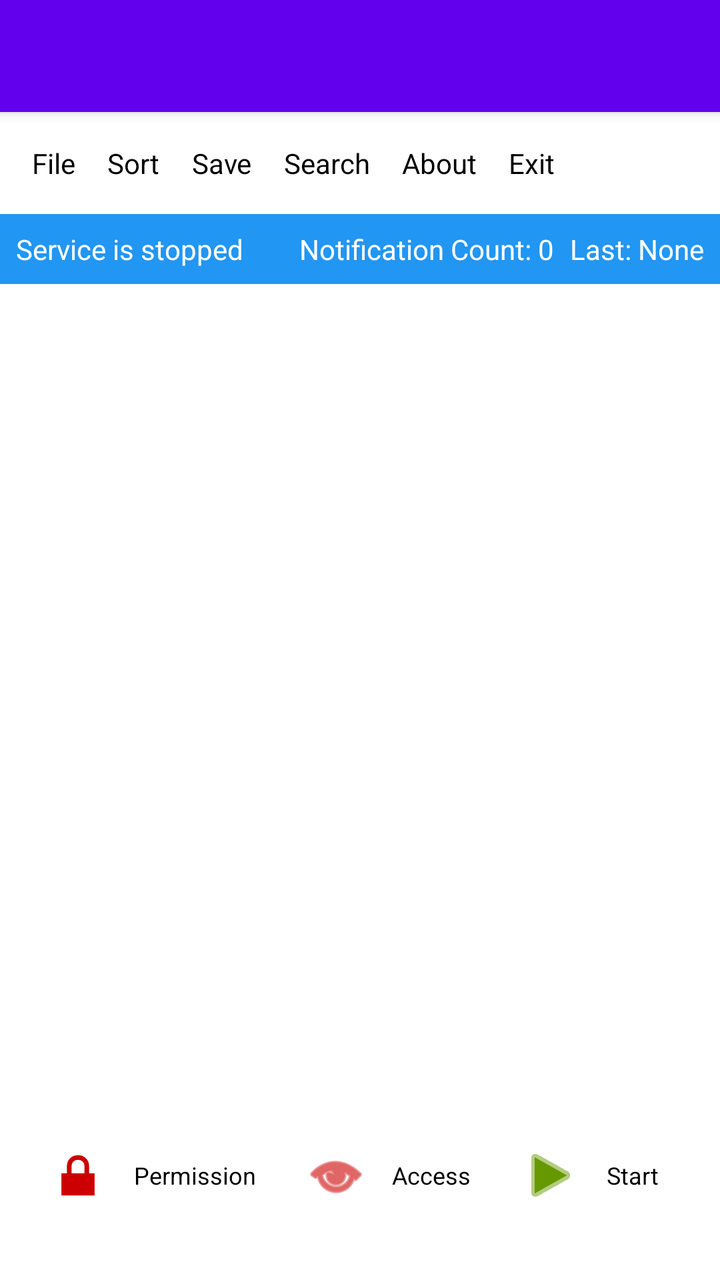
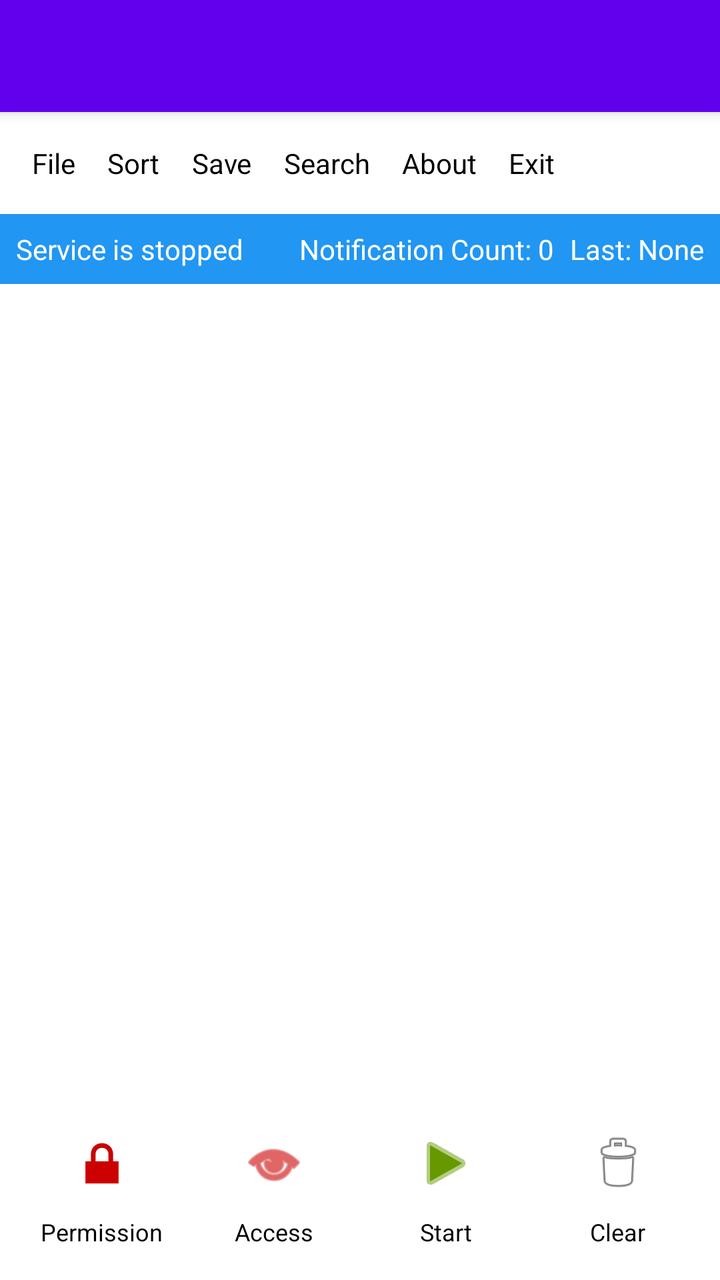

Before-and-after screenshots of an Android layout around one commit, followed by the original layout XML and the change that was made.
<!-- AndroidManifest.xml: activity theme Theme.NotificationLog -->
<!-- res/layout/activity_main.xml -->
<?xml version="1.0" encoding="utf-8"?>
<layout xmlns:android="http://schemas.android.com/apk/res/android"
    xmlns:app="http://schemas.android.com/apk/res-auto"
    xmlns:tools="http://schemas.android.com/tools">

    <androidx.constraintlayout.widget.ConstraintLayout
        android:layout_width="match_parent"
        android:layout_height="match_parent"
        android:background="?android:attr/colorBackground">

        <androidx.appcompat.widget.Toolbar
            android:id="@+id/toolbar"
            android:layout_width="match_parent"
            android:layout_height="wrap_content"
            android:minHeight="?attr/actionBarSize"
            android:background="?attr/colorPrimary"
            android:elevation="4dp"
            android:theme="@style/Theme.NotificationLog.AppBarOverlay"
            app:popupTheme="@style/Theme.NotificationLog.PopupOverlay"
            app:layout_constraintTop_toTopOf="parent" />

        
        <LinearLayout
            android:id="@+id/menu_bar"
            android:layout_width="match_parent"
            android:layout_height="wrap_content"
            android:orientation="horizontal"
            android:background="?attr/colorSurface"
            android:padding="8dp"
            app:layout_constraintTop_toBottomOf="@id/toolbar">

            <TextView
                android:id="@+id/menu_file"
                android:layout_width="wrap_content"
                android:layout_height="wrap_content"
                android:text="@string/menu_file"
                android:padding="8dp"
                android:textColor="?attr/colorOnSurface"
                android:background="?attr/selectableItemBackground" />

            <TextView
                android:id="@+id/menu_sort"
                android:layout_width="wrap_content"
                android:layout_height="wrap_content"
                android:text="@string/menu_sort"
                android:padding="8dp"
                android:textColor="?attr/colorOnSurface"
                android:background="?attr/selectableItemBackground" />

            <TextView
                android:id="@+id/menu_save"
                android:layout_width="wrap_content"
                android:layout_height="wrap_content"
                android:text="@string/menu_save"
                android:padding="8dp"
                android:textColor="?attr/colorOnSurface"
                android:background="?attr/selectableItemBackground" />

            <TextView
                android:id="@+id/menu_search"
                android:layout_width="wrap_content"
                android:layout_height="wrap_content"
                android:text="@string/search"
                android:padding="8dp"
                android:textColor="?attr/colorOnSurface"
                android:background="?attr/selectableItemBackground" />

            <TextView
                android:id="@+id/menu_about"
                android:layout_width="wrap_content"
                android:layout_height="wrap_content"
                android:text="@string/menu_about"
                android:padding="8dp"
                android:textColor="?attr/colorOnSurface"
                android:background="?attr/selectableItemBackground" />

            <TextView
                android:id="@+id/menu_exit"
                android:layout_width="wrap_content"
                android:layout_height="wrap_content"
                android:text="@string/menu_exit"
                android:padding="8dp"
                android:textColor="?attr/colorOnSurface"
                android:background="?attr/selectableItemBackground" />
        </LinearLayout>

        
        <LinearLayout
            android:id="@+id/search_container"
            android:layout_width="match_parent"
            android:layout_height="wrap_content"
            android:orientation="horizontal"
            android:gravity="center_vertical"
            android:background="?attr/colorSurface"
            android:paddingStart="8dp"
            android:paddingEnd="4dp"
            android:visibility="gone"
            app:layout_constraintTop_toBottomOf="@id/menu_bar">

            <EditText
                android:id="@+id/search_input"
                android:layout_width="0dp"
                android:layout_height="wrap_content"
                android:layout_weight="1"
                android:hint="@string/search_hint"
                android:inputType="text"
                android:imeOptions="actionSearch"
                android:importantForAutofill="no"
                android:maxLines="1"
                android:textSize="14sp"
                android:textColor="?attr/colorOnSurface"
                android:textColorHint="?android:attr/textColorHint" />

            <ImageButton
                android:id="@+id/search_clear"
                android:layout_width="40dp"
                android:layout_height="40dp"
                android:src="@android:drawable/ic_menu_close_clear_cancel"
                android:background="?attr/selectableItemBackgroundBorderless"
                android:contentDescription="@string/search_clear"
                android:scaleType="centerInside"
                app:tint="?attr/colorOnSurface" />
        </LinearLayout>

        
        <LinearLayout
            android:id="@+id/status_container"
            android:layout_width="match_parent"
            android:layout_height="wrap_content"
            android:background="@color/blue_500"
            android:orientation="horizontal"
            android:padding="8dp"
            app:layout_constraintTop_toBottomOf="@id/search_container">

            <TextView
                android:id="@+id/tvServiceStatus"
                android:layout_width="0dp"
                android:layout_height="wrap_content"
                android:layout_weight="1"
                android:text="@string/service_stopped"
                android:textColor="@color/white"
                android:textSize="14sp" />

            <TextView
                android:id="@+id/tvNotificationCount"
                android:layout_width="wrap_content"
                android:layout_height="wrap_content"
                android:text="@string/notification_count_default"
                android:textColor="@color/white"
                android:textSize="14sp" />

            <TextView
                android:id="@+id/tvLastCaptured"
                android:layout_width="wrap_content"
                android:layout_height="wrap_content"
                android:layout_marginStart="8dp"
                android:text="@string/last_captured_none"
                android:textColor="@color/white"
                android:textSize="14sp" />
        </LinearLayout>

        <androidx.recyclerview.widget.RecyclerView
            android:id="@+id/notification_list"
            android:layout_width="match_parent"
            android:layout_height="0dp"
            app:layout_constraintTop_toBottomOf="@id/status_container"
            app:layout_constraintBottom_toTopOf="@id/button_container"
            tools:listitem="@layout/item_notification" />

        
        <LinearLayout
            android:id="@+id/button_container"
            android:layout_width="match_parent"
            android:layout_height="wrap_content"
            android:orientation="horizontal"
            android:gravity="center"
            android:padding="8dp"
            android:background="?attr/colorSurface"
            app:layout_constraintBottom_toBottomOf="parent">

            <LinearLayout
                android:layout_width="wrap_content"
                android:layout_height="wrap_content"
                android:orientation="horizontal"
                android:gravity="center_vertical"
                android:layout_margin="8dp">

                <ImageButton
                    android:id="@+id/btnRequestPermission"
                    android:layout_width="48dp"
                    android:layout_height="48dp"
                    android:src="@android:drawable/ic_lock_lock"
                    android:background="?attr/selectableItemBackgroundBorderless"
                    android:contentDescription="@string/cd_permission"
                    android:scaleType="centerInside"
                    app:tint="@android:color/holo_red_dark" />

                <TextView
                    android:layout_width="wrap_content"
                    android:layout_height="wrap_content"
                    android:layout_marginStart="4dp"
                    android:text="@string/label_permission"
                    android:textColor="?attr/colorOnSurface"
                    android:textSize="12sp" />
            </LinearLayout>

            <LinearLayout
                android:layout_width="wrap_content"
                android:layout_height="wrap_content"
                android:orientation="horizontal"
                android:gravity="center_vertical"
                android:layout_margin="8dp">

                <ImageButton
                    android:id="@+id/btnEnableService"
                    android:layout_width="48dp"
                    android:layout_height="48dp"
                    android:src="@android:drawable/ic_menu_view"
                    android:background="?attr/selectableItemBackgroundBorderless"
                    android:contentDescription="@string/cd_notification_access"
                    android:scaleType="centerInside"
                    app:tint="@android:color/holo_red_dark" />

                <TextView
                    android:layout_width="wrap_content"
                    android:layout_height="wrap_content"
                    android:layout_marginStart="4dp"
                    android:text="@string/label_access"
                    android:textColor="?attr/colorOnSurface"
                    android:textSize="12sp" />
            </LinearLayout>

            <LinearLayout
                android:layout_width="wrap_content"
                android:layout_height="wrap_content"
                android:orientation="horizontal"
                android:gravity="center_vertical"
                android:layout_margin="8dp">

                <ImageButton
                    android:id="@+id/btnCapture"
                    android:layout_width="48dp"
                    android:layout_height="48dp"
                    android:src="@android:drawable/ic_media_play"
                    android:background="?attr/selectableItemBackgroundBorderless"
                    android:contentDescription="@string/cd_capture"
                    android:scaleType="centerInside"
                    app:tint="@android:color/holo_green_dark" />

                <TextView
                    android:id="@+id/tvCaptureLabel"
                    android:layout_width="wrap_content"
                    android:layout_height="wrap_content"
                    android:layout_marginStart="4dp"
                    android:text="@string/capture_label_start"
                    android:textColor="?attr/colorOnSurface"
                    android:textSize="12sp" />
            </LinearLayout>

            <LinearLayout
                android:layout_width="wrap_content"
                android:layout_height="wrap_content"
                android:orientation="horizontal"
                android:gravity="center_vertical"
                android:layout_margin="8dp">

                <ImageButton
                    android:id="@+id/btnClear"
                    android:layout_width="48dp"
                    android:layout_height="48dp"
                    android:src="@android:drawable/ic_menu_delete"
                    android:background="?attr/selectableItemBackgroundBorderless"
                    android:contentDescription="@string/cd_clear_all"
                    android:scaleType="centerInside" />

                <TextView
                    android:layout_width="wrap_content"
                    android:layout_height="wrap_content"
                    android:layout_marginStart="4dp"
                    android:text="@string/label_clear"
                    android:textColor="?attr/colorOnSurface"
                    android:textSize="12sp" />
            </LinearLayout>
        </LinearLayout>

    </androidx.constraintlayout.widget.ConstraintLayout>
</layout>
<!-- res/layout/item_notification.xml (included above) -->
<?xml version="1.0" encoding="utf-8"?>
<layout xmlns:android="http://schemas.android.com/apk/res/android"
    xmlns:app="http://schemas.android.com/apk/res-auto">

    <data>
        <variable
            name="notification"
            type="com.notificationlog.model.NotificationItem" />
    </data>

    <androidx.constraintlayout.widget.ConstraintLayout
        android:layout_width="match_parent"
        android:layout_height="wrap_content"
        android:padding="8dp"
        android:background="?attr/selectableItemBackground">

        <TextView
            android:id="@+id/textAppName"
            android:layout_width="0dp"
            android:layout_height="wrap_content"
            android:text="@{notification.appName}"
            android:textStyle="bold"
            android:textSize="14sp"
            android:textColor="@color/black"
            app:layout_constraintStart_toStartOf="parent"
            app:layout_constraintTop_toTopOf="parent"
            app:layout_constraintEnd_toStartOf="@+id/textDate"
            app:layout_constraintWidth_percent="0.6" />

        <TextView
            android:id="@+id/textDate"
            android:layout_width="wrap_content"
            android:layout_height="wrap_content"
            android:textSize="12sp"
            android:textColor="@android:color/darker_gray"
            app:layout_constraintEnd_toEndOf="parent"
            app:layout_constraintTop_toTopOf="parent"
            app:layout_constraintBottom_toBottomOf="@+id/textAppName" />

        <TextView
            android:id="@+id/textTitle"
            android:layout_width="0dp"
            android:layout_height="wrap_content"
            android:text="@{notification.title}"
            android:textSize="14sp"
            android:maxLines="1"
            android:ellipsize="end"
            android:layout_marginTop="4dp"
            app:layout_constraintStart_toStartOf="parent"
            app:layout_constraintEnd_toStartOf="@+id/btnDelete"
            app:layout_constraintTop_toBottomOf="@+id/textAppName" />

        <ImageButton
            android:id="@+id/btnDelete"
            android:layout_width="32dp"
            android:layout_height="32dp"
            android:src="@android:drawable/ic_menu_delete"
            android:background="?attr/selectableItemBackgroundBorderless"
            android:contentDescription="@string/cd_delete"
            app:tint="@android:color/darker_gray"
            app:layout_constraintEnd_toEndOf="parent"
            app:layout_constraintTop_toBottomOf="@+id/textDate"
            app:layout_constraintBottom_toBottomOf="parent" />

        
        <View
            android:layout_width="match_parent"
            android:layout_height="1dp"
            android:background="#E0E0E0"
            android:layout_marginTop="8dp"
            app:layout_constraintTop_toBottomOf="@+id/textTitle" />

    </androidx.constraintlayout.widget.ConstraintLayout>
</layout>
<!-- resources referenced by this layout -->
<resources>
  <color name="black">#FF000000</color>
  <color name="blue_500">#2196F3</color>
  <color name="white">#FFFFFFFF</color>
  <string name="capture_label_start">Start</string>
  <string name="cd_capture">Capture</string>
  <string name="cd_clear_all">Clear All</string>
  <string name="cd_delete">Delete</string>
  <string name="cd_notification_access">Notification Access</string>
  <string name="cd_permission">Permission</string>
  <string name="label_access">Access</string>
  <string name="label_clear">Clear</string>
  <string name="label_permission">Permission</string>
  <string name="last_captured_none">Last: None</string>
  <string name="menu_about">About</string>
  <string name="menu_exit">Exit</string>
  <string name="menu_file">File</string>
  <string name="menu_save">Save</string>
  <string name="menu_sort">Sort</string>
  <string name="notification_count_default">Notification Count: 0</string>
  <string name="search">Search</string>
  <string name="search_clear">Clear search</string>
  <string name="search_hint">Search app, title or text</string>
  <string name="service_stopped">Service is stopped</string>
  <style name="Theme.NotificationLog.AppBarOverlay" parent="ThemeOverlay.MaterialComponents.Dark.ActionBar" />
  <style name="Theme.NotificationLog.PopupOverlay" parent="ThemeOverlay.MaterialComponents.Light" />
  <style name="Theme.NotificationLog" parent="Theme.MaterialComponents.DayNight.NoActionBar">
          
          <item name="colorPrimary">@color/purple_500</item>
          <item name="colorPrimaryVariant">@color/purple_700</item>
          <item name="colorOnPrimary">@color/white</item>
          
          <item name="colorSecondary">@color/teal_200</item>
          <item name="colorSecondaryVariant">@color/teal_700</item>
          <item name="colorOnSecondary">@color/black</item>
          
          
      </style>
  <color name="purple_500">#FF6200EE</color>
  <color name="purple_700">#FF3700B3</color>
  <color name="teal_200">#FF03DAC5</color>
  <color name="teal_700">#FF018786</color>
</resources>

<!-- the commit's change to res/layout/activity_main.xml (unified diff, before → after) -->
@@ -174,15 +174,17 @@
             android:layout_height="wrap_content"
             android:orientation="horizontal"
             android:gravity="center"
+            android:baselineAligned="false"
             android:padding="8dp"
             android:background="?attr/colorSurface"
             app:layout_constraintBottom_toBottomOf="parent">
 
             <LinearLayout
-                android:layout_width="wrap_content"
-                android:layout_height="wrap_content"
-                android:orientation="horizontal"
-                android:gravity="center_vertical"
+                android:layout_width="0dp"
+                android:layout_height="wrap_content"
+                android:layout_weight="1"
+                android:orientation="vertical"
+                android:gravity="center"
                 android:layout_margin="8dp">
 
                 <ImageButton
@@ -198,17 +200,18 @@
                 <TextView
                     android:layout_width="wrap_content"
                     android:layout_height="wrap_content"
-                    android:layout_marginStart="4dp"
+                    android:layout_marginTop="2dp"
                     android:text="@string/label_permission"
                     android:textColor="?attr/colorOnSurface"
                     android:textSize="12sp" />
             </LinearLayout>
 
             <LinearLayout
-                android:layout_width="wrap_content"
-                android:layout_height="wrap_content"
-                android:orientation="horizontal"
-                android:gravity="center_vertical"
+                android:layout_width="0dp"
+                android:layout_height="wrap_content"
+                android:layout_weight="1"
+                android:orientation="vertical"
+                android:gravity="center"
                 android:layout_margin="8dp">
 
                 <ImageButton
@@ -224,17 +227,18 @@
                 <TextView
                     android:layout_width="wrap_content"
                     android:layout_height="wrap_content"
-                    android:layout_marginStart="4dp"
+                    android:layout_marginTop="2dp"
                     android:text="@string/label_access"
                     android:textColor="?attr/colorOnSurface"
                     android:textSize="12sp" />
             </LinearLayout>
 
             <LinearLayout
-                android:layout_width="wrap_content"
-                android:layout_height="wrap_content"
-                android:orientation="horizontal"
-                android:gravity="center_vertical"
+                android:layout_width="0dp"
+                android:layout_height="wrap_content"
+                android:layout_weight="1"
+                android:orientation="vertical"
+                android:gravity="center"
                 android:layout_margin="8dp">
 
                 <ImageButton
@@ -251,17 +255,18 @@
                     android:id="@+id/tvCaptureLabel"
                     android:layout_width="wrap_content"
                     android:layout_height="wrap_content"
-                    android:layout_marginStart="4dp"
+                    android:layout_marginTop="2dp"
                     android:text="@string/capture_label_start"
                     android:textColor="?attr/colorOnSurface"
                     android:textSize="12sp" />
             </LinearLayout>
 
             <LinearLayout
-                android:layout_width="wrap_content"
-                android:layout_height="wrap_content"
-                android:orientation="horizontal"
-                android:gravity="center_vertical"
+                android:layout_width="0dp"
+                android:layout_height="wrap_content"
+                android:layout_weight="1"
+                android:orientation="vertical"
+                android:gravity="center"
                 android:layout_margin="8dp">
 
                 <ImageButton
@@ -276,7 +281,7 @@
                 <TextView
                     android:layout_width="wrap_content"
                     android:layout_height="wrap_content"
-                    android:layout_marginStart="4dp"
+                    android:layout_marginTop="2dp"
                     android:text="@string/label_clear"
                     android:textColor="?attr/colorOnSurface"
                     android:textSize="12sp" />
